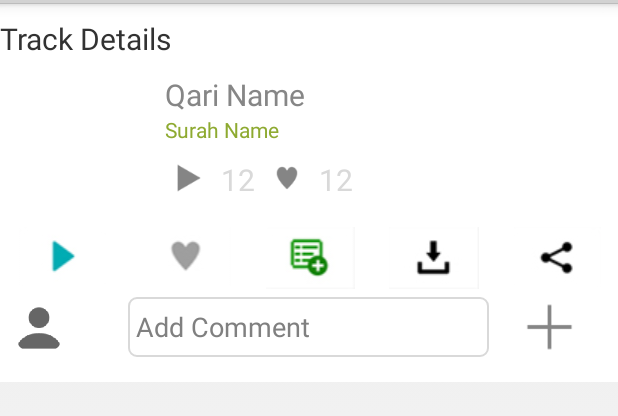
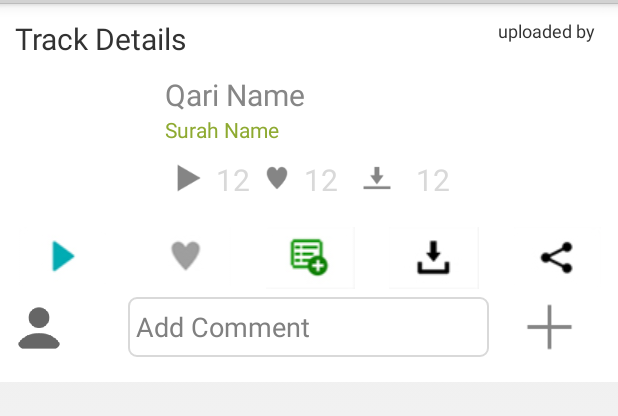
Before and after one commit to CybusHamza/Radio_Ayah, an Android app: the layout activity_track_play.xml on its own in the app's theme, with its tools: preview values and no code run, on a phone screen of 412 x 824 dp, the part 69-485 px from its top. Run offline under Robolectric (Android 15) with nearby library versions, the light colour scheme and no system bars.

Commit message:
7/17/2017 new features

```diff
--- a/radioAyah/src/main/AndroidManifest.xml
+++ b/radioAyah/src/main/AndroidManifest.xml
@@ -3,13 +3,12 @@
     package="com.cybus.radioayah"
     android:versionCode="6"
     android:versionName="1.5">
-
-    <uses-permission android:name="android.permission.INTERNET" />
     <uses-permission android:name="android.permission.CAMERA" />
     <uses-permission android:name="android.permission.WRITE_EXTERNAL_STORAGE" />
     <uses-permission android:name="android.permission.READ_EXTERNAL_STORAGE" />
     <uses-permission android:name="android.permission.READ_INTERNAL_STORAGE" />
     <uses-permission android:name="android.permission.WAKE_LOCK" />
+    <uses-permission android:name="android.permission.INTERNET"/>
     <uses-permission android:name="android.permission.VIBRATE" />
     <uses-permission android:name="android.permission.WRITE_INTERNAL_STORAGE" />
     <uses-permission android:name="android.permission.ACCESS_FINE_LOCATION" />
--- a/radioAyah/src/main/java/com/radioayah/DownloadFragment.java
+++ b/radioAyah/src/main/java/com/radioayah/DownloadFragment.java
@@ -9,13 +9,10 @@ import android.os.Bundle;
 import android.view.LayoutInflater;
 import android.view.View;
 import android.view.ViewGroup;
-import android.widget.ImageView;
 import android.widget.ListView;
 
 import com.cybus.radioayah.R;
 import com.radioayah.adapters.Download_Addaper;
-import com.radioayah.adapters.ExploreAdapter;
-import com.radioayah.data.Download;
 import com.radioayah.data.Track;
 import com.radioayah.util.ASyncRequest;
 
@@ -95,6 +92,7 @@ public class DownloadFragment extends Fragment {
                 t.setIsdownloadable(inner.getString("isdownloadable"));
                 t.setJuz_from(inner.getString("juz_from"));
                 t.setLikes(inner.getString("likes"));
+                t.setDownloads(inner.getString("downloads"));
 
                 tracks.add(t);
 
--- a/radioAyah/src/main/java/com/radioayah/MyLikesFragment.java
+++ b/radioAyah/src/main/java/com/radioayah/MyLikesFragment.java
@@ -88,6 +88,7 @@ public class MyLikesFragment extends Fragment {
                         t.setIsdownloadable(inner.getString("isdownloadable"));
                         t.setJuz_from(inner.getString("juz_from"));
                         t.setLikes(inner.getString("likes"));
+                        t.setDownloads(inner.getString("downloads"));
                         tracks.add(t);
                     }
                 }
--- a/radioAyah/src/main/java/com/radioayah/QariDetailFragment.java
+++ b/radioAyah/src/main/java/com/radioayah/QariDetailFragment.java
@@ -110,6 +110,7 @@ public class QariDetailFragment extends Fragment {
                     t.setIsdownloadable(inner.getString("isdownloadable"));
                     t.setJuz_from(inner.getString("juz_from"));
                     t.setLikes(inner.getString("likes"));
+                    t.setDownloads(inner.getString("downloads"));
                     t.setLike("false");
                     for (int j = 0; j < likedid.length; j++) {
                         if (t.getId().equals(likedid[j])) {
--- a/radioAyah/src/main/java/com/radioayah/adapters/Download_Addaper.java
+++ b/radioAyah/src/main/java/com/radioayah/adapters/Download_Addaper.java
@@ -61,6 +61,7 @@ public class Download_Addaper extends ArrayAdapter<Download>
         TextView trackname = (TextView) row.findViewById(R.id.lv_surah_name);
         TextView likes = (TextView) row.findViewById(R.id.lv_likes_explore);
         TextView listens = (TextView) row.findViewById(R.id.lv_play_no_of_times);
+        TextView download = (TextView) row.findViewById(R.id.tb_download);
 
         final Track temp =  downloads.get(position);
 
@@ -68,6 +69,7 @@ public class Download_Addaper extends ArrayAdapter<Download>
         trackname.setText(temp.getName());
         likes.setText(temp.getLikes());
         listens.setText(temp.getListens());
+        download.setText(temp.getDownloads());
 
 
         String url = MainActivity.currentSession.admin_base_url
@@ -96,6 +98,8 @@ public class Download_Addaper extends ArrayAdapter<Download>
                 b.putString("image", temp.getImage());
                 b.putString("isdownloadable", temp.getIsdownloadable());
                 b.putString("likes", temp.getLikes());
+                b.putString("downloads", temp.getDownloads());
+                b.putString("isOffline", "true");
                 Fragment f = new TrackPlayFragment();
                 f.setArguments(b);
                 mng.beginTransaction().replace(R.id.content_frame, f)
--- a/radioAyah/src/main/res/layout/activity_track_play.xml
+++ b/radioAyah/src/main/res/layout/activity_track_play.xml
@@ -21,7 +21,18 @@
         android:layout_width="wrap_content"
         android:layout_height="wrap_content"
         android:text="@string/track_details"
+        android:layout_marginLeft="10dp"
         android:textSize="20sp" />
+
+    <TextView
+        android:id="@+id/uploaded"
+        android:layout_width="wrap_content"
+        android:layout_height="wrap_content"
+        android:text="uploaded by"
+        android:textSize="12sp"
+        android:layout_marginRight="10dp"
+        android:layout_alignParentTop="true"
+        android:layout_alignEnd="@+id/addCommentLayoutwrapper" />
 
     <LinearLayout
         android:id="@+id/track_details_header"
@@ -82,8 +93,8 @@
                     android:id="@+id/track_details_play_no_of_times"
                     android:layout_width="wrap_content"
                     android:layout_height="wrap_content"
-                    android:layout_marginLeft="5dp"
-                    android:layout_marginStart="5dp"
+                    android:layout_marginLeft="2dp"
+                    android:layout_marginStart="2dp"
                     android:layout_toEndOf="@+id/track_details_play_no_of_times_icon"
                     android:layout_toRightOf="@+id/track_details_play_no_of_times_icon"
                     android:text="12"
@@ -94,8 +105,8 @@
                     android:id="@+id/lv_likes"
                     android:layout_width="wrap_content"
                     android:layout_height="wrap_content"
-                    android:layout_marginLeft="5dp"
-                    android:layout_marginStart="5dp"
+                    android:layout_marginLeft="2dp"
+                    android:layout_marginStart="2dp"
                     android:layout_toEndOf="@+id/track_details_play_no_of_times"
                     android:layout_toRightOf="@+id/track_details_play_no_of_times"
                     android:src="@drawable/heart" />
@@ -104,14 +115,36 @@
                     android:id="@+id/track_details_likes_explore"
                     android:layout_width="wrap_content"
                     android:layout_height="wrap_content"
-                    android:layout_marginLeft="5dp"
-                    android:layout_marginStart="5dp"
+                    android:layout_marginLeft="2dp"
+                    android:layout_marginStart="2dp"
                     android:layout_toEndOf="@+id/lv_likes"
                     android:layout_toRightOf="@+id/lv_likes"
                     android:text="12"
                     android:textColor="@color/explore_listview_values_color"
                     android:textSize="20sp" />
 
+
+                <ImageView
+                    android:id="@+id/down"
+                    android:layout_marginLeft="2dp"
+                    android:layout_width="wrap_content"
+                    android:layout_height="wrap_content"
+                    android:src="@drawable/ic_action_download"
+                    android:layout_toEndOf="@+id/track_details_likes_explore"
+                    android:layout_toRightOf="@+id/track_details_likes_explore"
+                    />
+
+                <TextView
+                    android:id="@+id/down_txt"
+                    android:layout_width="wrap_content"
+                    android:layout_height="wrap_content"
+                    android:layout_marginLeft="2dp"
+                    android:text="12"
+                    android:textColor="@color/explore_listview_values_color"
+                    android:textSize="20sp"
+                    android:layout_toEndOf="@+id/down"
+                    android:layout_toRightOf="@+id/down"
+                    android:layout_marginEnd="23dp" />
                 <ImageView
                     android:id="@+id/lv_options"
                     android:layout_width="wrap_content"
--- a/radioAyah/src/main/res/layout/fragment_add_user_task.xml
+++ b/radioAyah/src/main/res/layout/fragment_add_user_task.xml
@@ -73,8 +73,9 @@
         android:layout_height="50dp"
         android:layout_marginLeft="10dp"
         android:layout_marginRight="10dp"
+        android:background="@drawable/rounded_edittext"
         android:layout_below="@+id/project_select_surah_holder"
-        android:background="@drawable/rounded_edittext" />
+        android:layout_alignStart="@+id/project_select_surah_holder" />
 
     <LinearLayout
         android:id="@+id/from_to_holder"
```
Also changed, not shown: radioAyah/src/main/java/com/radioayah/ExploreFragment.java (+9 -0 lines), radioAyah/src/main/java/com/radioayah/MusicFragment.java (+10 -1 lines), radioAyah/src/main/java/com/radioayah/TrackPlayFragment.java (+37 -3 lines), radioAyah/src/main/java/com/radioayah/adapters/ExploreAdapter.java (+9 -0 lines), radioAyah/src/main/java/com/radioayah/data/Track.java (+20 -2 lines), radioAyah/src/main/java/com/radioayah/util/DB.java (+19 -0 lines), radioAyah/src/main/res/layout/explore_listview_row.xml (+21 -6 lines), radioAyah/src/main/res/layout/reciters_row.xml (+17 -12 lines).
